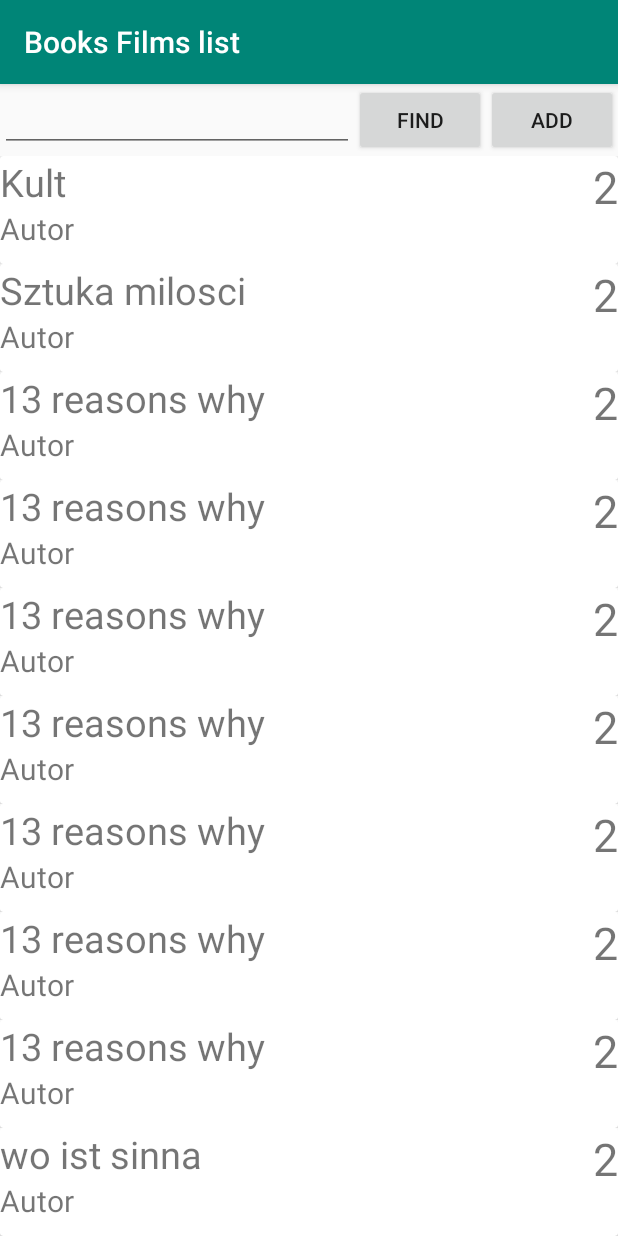
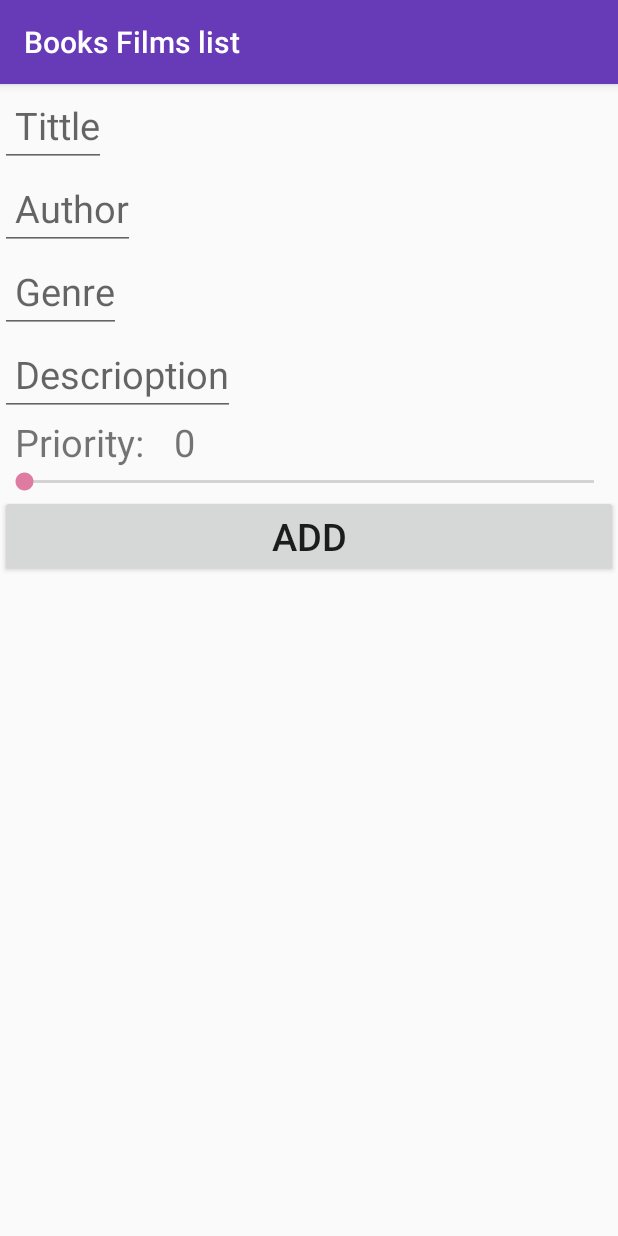
Before and after one commit to badwolf4/Books_Films_list, an Android app: the fragment BooksFragmet placed in its activity, after a tap on "ADD", on a phone screen of 412 x 824 dp. Run offline under Robolectric (Android 15) with nearby library versions, the phone set to English and light mode, and no system bars.

Commit message:
addBook and addFilm fragments

```diff
--- a/app/src/main/java/com/gohool/booksfilmslist/activities/MainActivity.kt
+++ b/app/src/main/java/com/gohool/booksfilmslist/activities/MainActivity.kt
@@ -18,6 +18,8 @@ class MainActivity : AppCompatActivity(), Comunicator {
         {
             R.id.filmsButton -> showFilmsFragment()
             R.id.booksButton -> showBooksFragment()
+            R.id.addBookButton -> showAddBookFragment()
+            R.id.addFilmButton -> showAddFilmFragment()
         }
     }
 
@@ -53,6 +55,23 @@ class MainActivity : AppCompatActivity(), Comunicator {
     {
         val transaction = manager.beginTransaction()
         val fragmet = FilmsFragment()
+        transaction.replace(R.id.main_fragment, fragmet)
+        transaction.addToBackStack(null)
+        transaction.commit()
+    }
+
+    fun showAddBookFragment()
+    {
+        val transaction = manager.beginTransaction()
+        val fragmet = AddBookFragment()
+        transaction.replace(R.id.main_fragment, fragmet)
+        transaction.addToBackStack(null)
+        transaction.commit()
+    }
+    fun showAddFilmFragment()
+    {
+        val transaction = manager.beginTransaction()
+        val fragmet = AddFilmFragment()
         transaction.replace(R.id.main_fragment, fragmet)
         transaction.addToBackStack(null)
         transaction.commit()
--- /dev/null
+++ b/app/src/main/java/com/gohool/booksfilmslist/fragments/AddBookFragment.kt
@@ -0,0 +1,55 @@
+package com.gohool.booksfilmslist.fragments
+
+import android.os.Bundle
+import androidx.fragment.app.Fragment
+import android.view.LayoutInflater
+import android.view.View
+import android.view.ViewGroup
+import android.widget.SeekBar
+import android.widget.TextView
+import android.widget.Toast
+import com.gohool.booksfilmslist.R
+import kotlinx.android.synthetic.main.fragment_add_book.view.*
+
+class AddBookFragment : Fragment() {
+
+    lateinit var seekBar : SeekBar
+    lateinit var priority : TextView
+
+    override fun onCreate(savedInstanceState: Bundle?) {
+        super.onCreate(savedInstanceState)
+    }
+
+    override fun onCreateView(
+        inflater: LayoutInflater, container: ViewGroup?,
+        savedInstanceState: Bundle?
+    ): View? {
+        val view : View = inflater.inflate(R.layout.fragment_add_book, container, false)
+
+        priority = view.findViewById(R.id.priority_value) as TextView
+        seekBar = view.findViewById(R.id.priority) as SeekBar
+
+        seekBar.max = 10
+        seekBar.setOnSeekBarChangeListener(object : SeekBar.OnSeekBarChangeListener{
+            override fun onProgressChanged(seekBar: SeekBar?, progress: Int, fromUser: Boolean) {
+                priority.text = progress.toString()
+            }
+
+            override fun onStartTrackingTouch(seekBar: SeekBar?) {
+                    priority.text = seekBar?.progress.toString()
+
+            }
+
+            override fun onStopTrackingTouch(seekBar: SeekBar?) {
+                priority.text = seekBar?.progress.toString()
+            }
+
+        })
+
+        view.add_button.setOnClickListener {
+            Toast.makeText(context,"Book added", Toast.LENGTH_SHORT).show()
+        }
+        return view
+    }
+
+}
--- a/app/src/main/java/com/gohool/booksfilmslist/fragments/BooksFragmet.kt
+++ b/app/src/main/java/com/gohool/booksfilmslist/fragments/BooksFragmet.kt
@@ -5,6 +5,8 @@ import androidx.fragment.app.Fragment
 import android.view.LayoutInflater
 import android.view.View
 import android.view.ViewGroup
+import android.widget.Button
+import android.widget.TextView
 import android.widget.Toast
 import androidx.recyclerview.widget.LinearLayoutManager
 import com.gohool.booksfilmslist.Comunicator
@@ -105,11 +107,13 @@ class BooksFragmet : onBookItemClickListener, Fragment() {
         val view: View = inflater.inflate(R.layout.books_fragmet, container, false)
         comunicator = activity as Comunicator
         view.addBookButton.setOnClickListener{
-            Toast.makeText(context, "Add pressed", Toast.LENGTH_LONG)
+            Toast.makeText(context, "Add pressed", Toast.LENGTH_LONG).show()
+            comunicator.nextFragment(R.id.addBookButton)
         }
         view.findBookButton.setOnClickListener{
-            Toast.makeText(context, "Find pressed", Toast.LENGTH_LONG)
+            Toast.makeText(context, "Find pressed", Toast.LENGTH_LONG).show()
         }
+
         return view
     }
 
--- /dev/null
+++ b/app/src/main/res/layout/fragment_add_book.xml
@@ -0,0 +1,98 @@
+<?xml version="1.0" encoding="utf-8"?>
+<LinearLayout xmlns:android="http://schemas.android.com/apk/res/android"
+    xmlns:tools="http://schemas.android.com/tools"
+    android:layout_width="match_parent"
+    android:layout_height="match_parent"
+    android:orientation="vertical"
+    tools:context=".fragments.AddBookFragment">
+
+    <EditText
+        android:id="@+id/bookTittle"
+        android:textSize="25sp"
+        android:layout_width="wrap_content"
+        android:layout_height="wrap_content"
+        android:hint="@string/tittle"
+        android:inputType="textShortMessage|textLongMessage|text"
+        android:autofillHints=""
+        android:paddingLeft="10sp"
+        android:paddingStart="10sp"
+        tools:ignore="RtlSymmetry" />
+
+    <EditText
+        android:id="@+id/bookAuthor"
+        android:textSize="25sp"
+        android:layout_width="wrap_content"
+        android:layout_height="wrap_content"
+        android:hint="@string/author"
+        android:inputType="textShortMessage|textLongMessage|text"
+        android:autofillHints=""
+        android:paddingLeft="10sp"
+        android:paddingStart="10sp"
+        tools:ignore="RtlSymmetry"/>
+
+    <EditText
+        android:id="@+id/bookType"
+        android:textSize="25sp"
+        android:layout_width="wrap_content"
+        android:layout_height="wrap_content"
+        android:hint="@string/type"
+        android:inputType="textShortMessage|textLongMessage"
+        android:autofillHints=""
+        android:paddingLeft="10sp"
+        android:paddingStart="10sp"
+        tools:ignore="RtlSymmetry"/>
+
+    <EditText
+        android:id="@+id/bookDescription"
+        android:textSize="25sp"
+        android:layout_width="wrap_content"
+        android:layout_height="wrap_content"
+        android:hint="@string/descrioption"
+        android:inputType="textShortMessage|textLongMessage|text"
+        android:autofillHints=""
+        android:paddingLeft="10sp"
+        android:paddingStart="10sp"
+        tools:ignore="RtlSymmetry"
+        />
+
+    <LinearLayout
+        android:layout_width="wrap_content"
+        android:layout_height="wrap_content"
+        android:orientation="horizontal">
+
+        <TextView
+            android:layout_width="wrap_content"
+            android:layout_height="wrap_content"
+            android:textSize="25sp"
+            android:text="@string/priority"
+            android:paddingLeft="10sp"
+            android:paddingStart="10sp"
+            tools:ignore="RtlSymmetry"/>
+
+
+        <TextView
+            android:id="@+id/priority_value"
+            android:textSize="25sp"
+            android:paddingLeft="20sp"
+            android:layout_width="wrap_content"
+            android:layout_height="wrap_content"
+            android:text="@string/start_value"
+            android:paddingStart="20sp"
+            tools:ignore="RtlSymmetry" />
+    </LinearLayout>
+
+    <SeekBar
+
+        android:id="@+id/priority"
+
+        android:layout_width="match_parent"
+        android:layout_height="wrap_content"
+        />
+
+    <Button
+        android:id="@+id/add_button"
+        android:layout_width="match_parent"
+        android:layout_height="wrap_content"
+        android:textSize="25sp"
+        android:text="@string/add_button"/>
+</LinearLayout>
--- a/app/src/main/res/values/colors.xml
+++ b/app/src/main/res/values/colors.xml
@@ -1,6 +1,6 @@
 <?xml version="1.0" encoding="utf-8"?>
 <resources>
-    <color name="colorPrimary">#008577</color>
-    <color name="colorPrimaryDark">#00574B</color>
-    <color name="colorAccent">#D81B60</color>
+    <color name="colorPrimary">#673AB7</color>
+    <color name="colorPrimaryDark">#311465</color>
+    <color name="colorAccent">#DF7BA0</color>
 </resources>
--- a/app/src/main/res/values/strings.xml
+++ b/app/src/main/res/values/strings.xml
@@ -7,4 +7,13 @@
     <string name="add_button">Add</string>
     <string name="find_button">Find</string>
 
+    <string name="tittle">Tittle</string>
+    <string name="author">Author</string>
+    <string name="type">Genre</string>
+    <string name="priority">Priority:</string>
+    <string name="descrioption">Descrioption</string>
+    <string name="start_value">0</string>
+    <string name="year">Year</string>
+    <string name="film_type">Type</string>
+
 </resources>
--- a/build.gradle
+++ b/build.gradle
@@ -8,7 +8,7 @@ buildscript {
 
     }
     dependencies {
-        classpath 'com.android.tools.build:gradle:3.6.1'
+        classpath 'com.android.tools.build:gradle:4.0.0'
         classpath "org.jetbrains.kotlin:kotlin-gradle-plugin:$kotlin_version"
         // NOTE: Do not place your application dependencies here; they belong
         // in the individual module build.gradle files
```
Also changed, not shown: app/src/main/java/com/gohool/booksfilmslist/fragments/AddFilmFragment.kt (added, +60 -0 lines), app/src/main/java/com/gohool/booksfilmslist/fragments/FilmsFragment.kt (+10 -0 lines), app/src/main/res/layout/fragment_add_film.xml (added, +100 -0 lines), gradle/wrapper/gradle-wrapper.properties.
